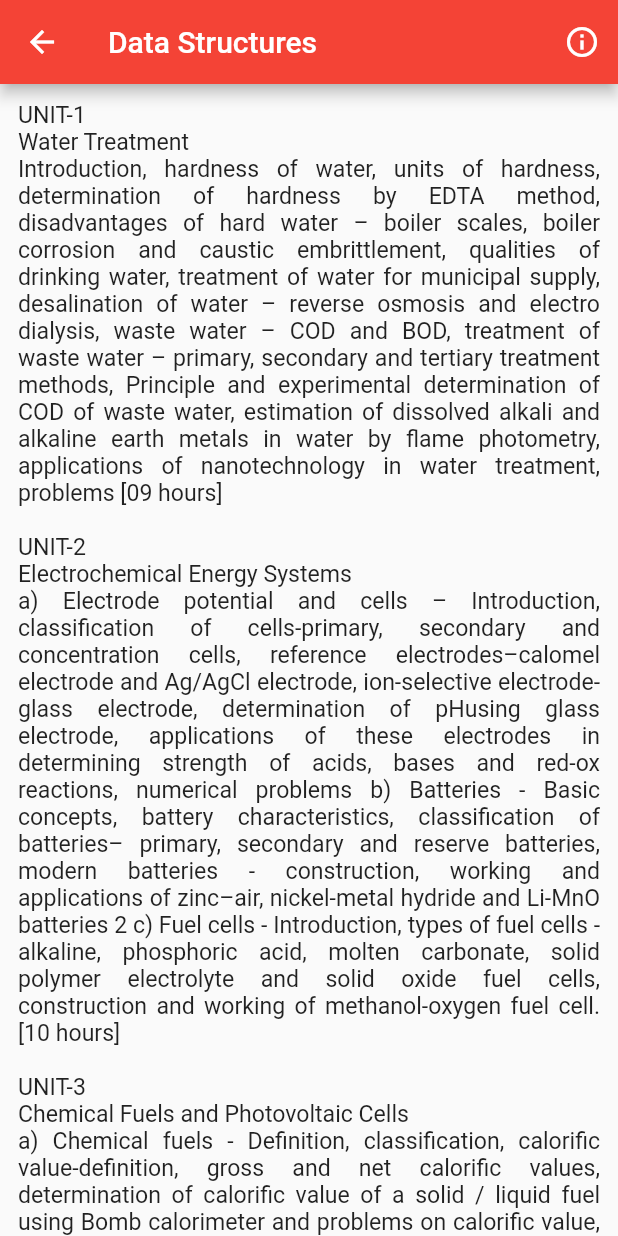
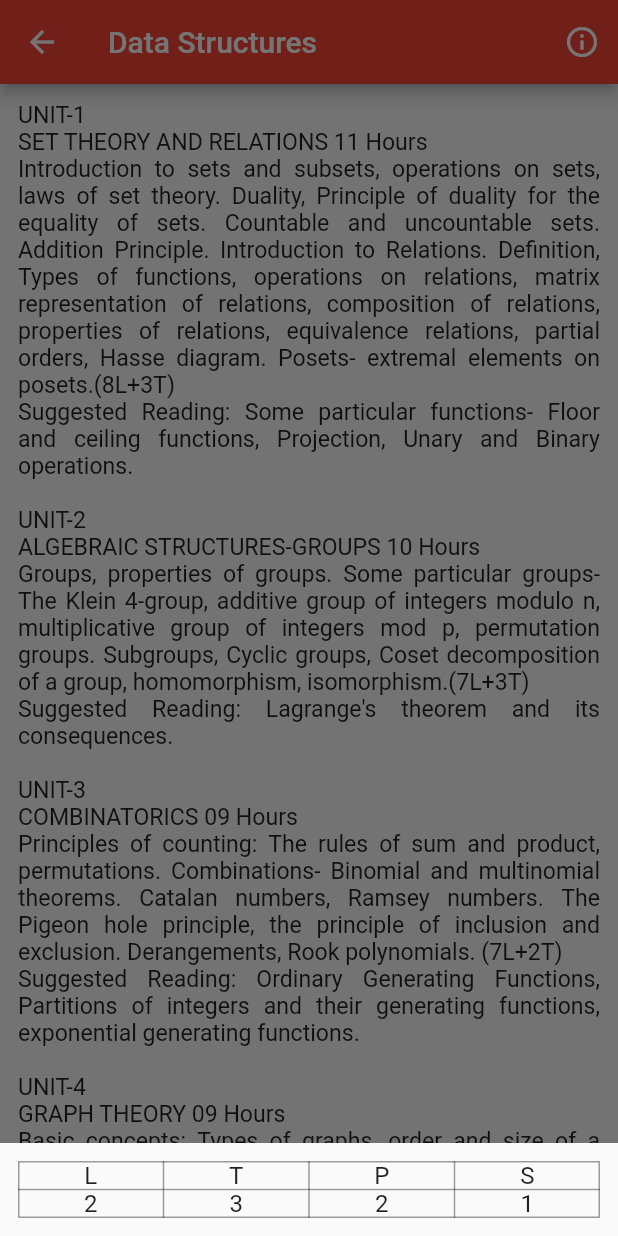
Before and after one commit to shashikantdurge/bmsce_flutter, a Flutter app: the SyllabusView screen opened directly, after a tap on the "info outline" icon, on a phone screen of 412 x 824 dp. Run offline on Flutter 3.47's test engine with Material 2 defaults, Android fonts, the phone set to English and light mode, and no system bars.

```diff
--- a/lib/dataClasses/Course.dart
+++ b/lib/dataClasses/Course.dart
@@ -1,5 +1,5 @@
 class Course{
-  String courseName,shortName,courseCode,branch;
+  String courseName,courseCode,branch;
   double version;
   int sem,l,t,p,s,totalCredits;
 
--- a/lib/syllabus/SyllabusTabs.dart
+++ b/lib/syllabus/SyllabusTabs.dart
@@ -16,7 +16,7 @@ class SyllabusTabsState extends State<SyllabusTabs>
   void initState() {
     // TODO: implement initState
     super.initState();
-    tabController = TabController(length: 3, vsync: this);
+    tabController = TabController(length: 3, vsync: this,initialIndex: 2);
   }
 
   @override
--- a/lib/syllabus/SyllabusView.dart
+++ b/lib/syllabus/SyllabusView.dart
@@ -5,16 +5,54 @@ class SyllabusView extends StatefulWidget {
 }
 
 class SyllabusViewState extends State<SyllabusView> {
+
+  static var syllabus = """UNIT-1
+SET THEORY AND RELATIONS 11 Hours
+Introduction to sets and subsets, operations on sets, laws of set theory. Duality, Principle of duality for the equality of sets. Countable and uncountable sets. Addition Principle. Introduction to Relations. Definition, Types of functions, operations on relations, matrix representation of relations, composition of relations, properties of relations, equivalence relations, partial orders, Hasse diagram. Posets- extremal elements on posets.(8L+3T)
+ Suggested Reading: Some particular functions- Floor and ceiling functions, Projection, Unary and Binary operations.
+
+UNIT-2
+ALGEBRAIC STRUCTURES-GROUPS 10 Hours
+ Groups, properties of groups. Some particular groups- The Klein 4-group, additive group of integers modulo n, multiplicative group of integers mod p, permutation groups. Subgroups, Cyclic groups, Coset decomposition of a group, homomorphism, isomorphism.(7L+3T)
+Suggested Reading: Lagrange's theorem and its consequences.
+
+UNIT-3
+COMBINATORICS 09 Hours
+Principles of counting: The rules of sum and product, permutations. Combinations- Binomial and multinomial theorems. Catalan numbers, Ramsey numbers. The Pigeon hole principle, the principle of inclusion and exclusion. Derangements, Rook polynomials. (7L+2T)
+Suggested Reading: Ordinary Generating Functions, Partitions of integers and their generating functions, exponential generating functions.
+
+UNIT-4
+GRAPH THEORY 09 Hours
+Basic concepts: Types of graphs, order and size of a graph, in-degree and out-degree, connected and disconnected graphs, Eulerian graph, Hamiltonian graphs, sub-graphs, dual graphs, isomorphic graphs. Matrix representation of graphs: adjacency matrix, incidence matrix. Trees: spanning tree, breadth first search. Minimal spanning tree: Kruskal's algorithm, Prim's algorithm, shortest path-Dijkstra's algorithm. (7L+2T)
+Suggested Reading: Konigsberg bridge problem, Utilities problem, seating problem.
+
+UNIT-5
+NUMBER THEORY 09 Hours
+Introduction: Integers, properties of integers. Primes. Congruences-: Introduction, Equivalence Relations, Linear Congruences, Linear Diophantine Equations and the Chinese Remainder Theorem, Modular Arithmetic: Fermat's Theorem, Wilson's Theorem and Fermat Numbers. Polynomial congruences, Pythagorean equations. (7L+2T)
+Suggested Reading: Prime counting function, Test of primality by trial division, Sieve of Eratosthenes, Canonical factorization, Fundamental theorem of arithmetic, determining the Canonical factorization of a natural number.
+
+Mathematics Lab
+• Hasse diagram
+• Rook Polynomials
+• Minimal spanning tree- Kruskal's algorithm, Prim's algorithm.
+• Shortest Path- Dijkstra'salgorithm.
+""";
+
   @override
   Widget build(BuildContext context) {
     return Scaffold(
       appBar: AppBar(
         title: Text('Data Structures'),
         actions: <Widget>[
-          IconButton(icon: Icon(Icons.info_outline), onPressed: () {})
+          IconButton(
+              icon: Icon(Icons.info_outline),
+              onPressed: () {
+                showLtpsTable();
+              })
         ],
       ),
       body: SingleChildScrollView(
+        controller: ScrollController(),
         child: Padding(
           padding: EdgeInsets.all(12.0),
           child: Text(
@@ -26,24 +64,40 @@ class SyllabusViewState extends State<SyllabusView> {
       ),
     );
   }
+
+  showLtpsTable() {
+    showModalBottomSheet(
+        context: context,
+        builder: (context) {
+          return SizedBox(
+            //height: 100.0,
+            child: BottomSheet(
+                onClosing: () {},
+                builder: (context) {
+                  return Padding(
+                    padding: EdgeInsets.all(12.0),
+                    child: Table(
+                      border: TableBorder.all(color: Colors.black38),
+                      defaultVerticalAlignment: TableCellVerticalAlignment.middle,
+                      children: [
+                        getTableRow(['L','T','P','S']),
+                        getTableRow(['2','3','2','1'])
+                      ],
+                    ),
+                  );
+                }),
+          );
+        });
+  }
+
+  TableRow getTableRow(List<String> data){
+    assert(data.length==4);
+    return TableRow(
+      children: List.generate(data.length, (index){
+        return TableCell(child: Text(data[index],textAlign: TextAlign.center,style: TextStyle(fontSize: 16.0),));
+      })
+    );
+  }
 }
 
-final syllabus = """
-UNIT-1
-Water Treatment
-Introduction, hardness of water, units of hardness, determination of hardness by EDTA method, disadvantages of hard water – boiler scales, boiler corrosion and caustic embrittlement, qualities of drinking water, treatment of water for municipal supply, desalination of water – reverse osmosis and electro dialysis, waste water – COD and BOD, treatment of waste water – primary, secondary and tertiary treatment methods, Principle and experimental determination of COD of waste water, estimation of dissolved alkali and alkaline earth metals in water by flame photometry, applications of nanotechnology in water treatment, problems [09 hours]
-
-UNIT-2
-Electrochemical Energy Systems
-a) Electrode potential and cells – Introduction, classification of cells-primary, secondary and concentration cells, reference electrodes–calomel electrode and Ag/AgCl electrode, ion-selective electrode- glass electrode, determination of pHusing glass electrode, applications of these electrodes in determining strength of acids, bases and red-ox reactions, numerical problems b) Batteries - Basic concepts, battery characteristics, classification of batteries– primary, secondary and reserve batteries, modern batteries - construction, working and applications of zinc–air, nickel-metal hydride and Li-MnO batteries 2 c) Fuel cells - Introduction, types of fuel cells - alkaline, phosphoric acid, molten carbonate, solid polymer electrolyte and solid oxide fuel cells, construction and working of methanol-oxygen fuel cell. [10 hours]
-
-UNIT-3
-Chemical Fuels and Photovoltaic Cells
-a) Chemical fuels - Definition, classification, calorific value-definition, gross and net calorific values, determination of calorific value of a solid / liquid fuel using Bomb calorimeter and problems on calorific value, petroleum cracking - fluidized bed catalytic cracking, reformation of petrol, octane number, cetane number, knocking – mechanism, prevention of knocking, anti-knocking agents, unleaded petrol, synthetic petrol – Fischer-Tropsch's process, power alcohol, biodiesel and hydrogen as a fuel. b) Photovoltaic cells – Production of solar grade silicon, physical and chemical properties of silicon relevant to photovoltaics, doping of silicon, construction and working of a PV- cell and uses. [09 hours]
-
-UNIT-4
-Corrosion Science and Metal Finishing
-a) Corrosion – Definition of chemical corrosion, electrochemical theory of corrosion, types of corrosion - differential metal, differential aeration corrosion (pitting and water line corrosion),stress corrosion, factors affecting the rate of corrosion, corrosion control: inorganic coatings – galvanizing and phosphating, metal coatings – galvanizing and tinning, corrosion inhibitors,cathodic protection by sacrificial anode method. b) Metal finishing - Technological importance of metal finishing, significance of polarization, decomposition potential and over-voltage in electroplating processes. Electroplating – Process, effect of plating variables on the nature of electro - deposit, surface preparation, electroplating of Cr and Au, estimation of copper in the effluent of electroplating industries by colorimetric method Electroless plating - Distinction between electroplating and electroless plating, advantages of electroless plating, electroless plating of copper on PCB [10 hours]
-
-UNIT-5
-Polymer Chemistry Polymers-Introduction, mechanism of coordination polymerization (Zeigler-Natta polymerization), methods of polymerization – bulk, solution, suspension and emulsion polymerization, glass transition temperature, structure and property relationship of polymers, number average molecular weight, weight average molecular weight and their determination a) Plastics - Definition of resins and plastics, compounding of resins to plastics, (mouldingconstituents), synthesis, properties and applications of PMMA and UF. b) Elastomers - Synthesis and application of butyl rubber and nitrile rubber c) Adhesives - Preparation and applications of epoxy resins d) Polymer composites, Wood polymer composites (WPC),Nano compositescomposition, effect of size on properties and usese) Conducting polymers – Definition, structure, properties and mechanism of  conduction in polyaniline and uses [10 hours] """;
+var reg = '[a-zA-Z].[a-zA-Z]';
```
Also changed, not shown: lib/syllabus/Portion.dart (+37 -12 lines), lib/syllabus/PortionView.dart (added, +138 -0 lines), 10 other files.
